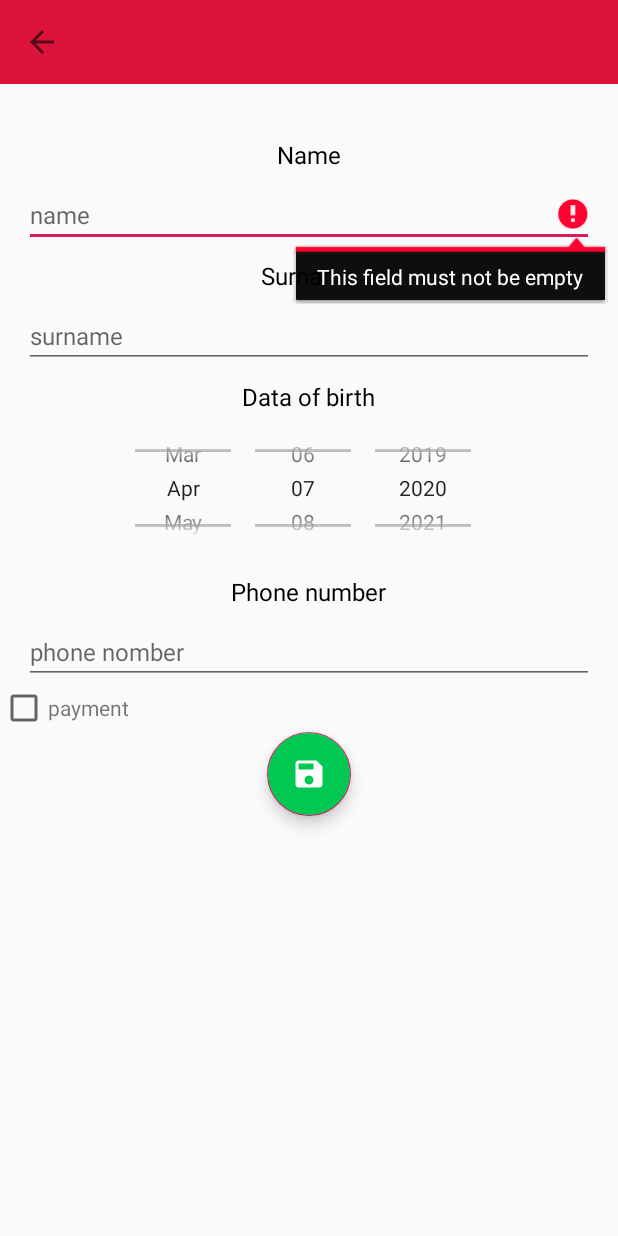
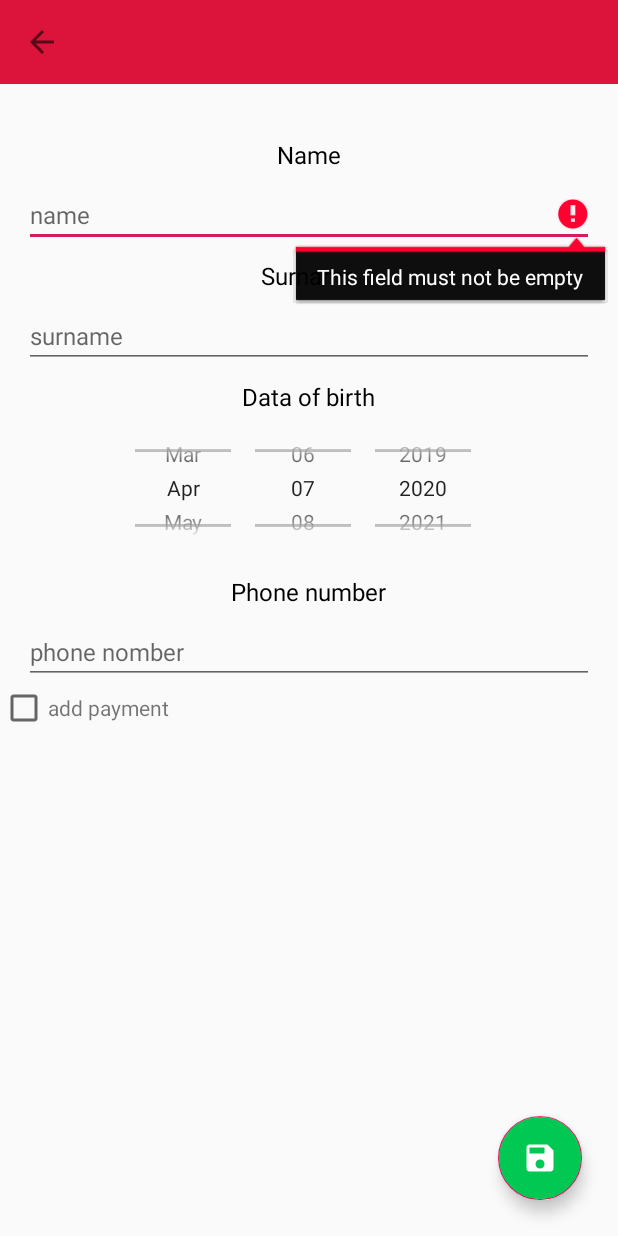
Before and after one commit to semyonmoroshek/SportClubManager, an Android app: the AddMemberActivity screen opened directly, with no data from a screen before it, after a tap on an icon or button, on a phone screen of 412 x 824 dp. Run offline under Robolectric (Android 15) with nearby library versions, the phone set to English and light mode, and no system bars; our stand-ins replace ButterKnife, RxJava.

Commit message:
7- add the checkbox in addMemberActivity to add payment

```diff
--- a/app/src/main/java/com/myprojects/androidlessons/sportclubmanager/activity/AddMemberActivity.java
+++ b/app/src/main/java/com/myprojects/androidlessons/sportclubmanager/activity/AddMemberActivity.java
@@ -8,9 +8,11 @@ import androidx.appcompat.widget.Toolbar;
 import android.content.Intent;
 import android.os.Bundle;
 import android.text.TextUtils;
+import android.util.Log;
 import android.view.MenuItem;
 import android.view.View;
 import android.view.inputmethod.InputMethodManager;
+import android.widget.CheckBox;
 import android.widget.DatePicker;
 import android.widget.EditText;
 import android.widget.Toast;
@@ -19,6 +21,10 @@ import com.google.android.material.floatingactionbutton.FloatingActionButton;
 import com.myprojects.androidlessons.sportclubmanager.R;
 import com.myprojects.androidlessons.sportclubmanager.model.Member;
 import com.myprojects.androidlessons.sportclubmanager.repository.AppDatabase;
+
+import java.text.SimpleDateFormat;
+import java.util.Date;
+import java.util.Locale;
 
 import butterknife.BindView;
 import butterknife.ButterKnife;
@@ -33,6 +39,7 @@ public class AddMemberActivity extends AppCompatActivity {
     @BindView(R.id.picker_add_member_bithday) DatePicker picker;
     @BindView(R.id.fab_save_new_member) FloatingActionButton fabSaveNewMember;
     @BindView(R.id.tb_member_add) Toolbar mToolbar;
+    @BindView(R.id.cb_add_member_payment) CheckBox mCheckBox;
 
     @Override
     protected void onCreate(Bundle savedInstanceState) {
@@ -49,11 +56,18 @@ public class AddMemberActivity extends AppCompatActivity {
         fabSaveNewMember.setOnClickListener(View -> addMember());
     }
 
+
+
     public void addMember() {
+        Date today = new Date();
+        String dateString = new SimpleDateFormat("dd/MM/yyyy").format(today);
+
         final String name = editName.getText().toString().trim();
         final String surname = editSurname.getText().toString().trim();
         final String phoneNumber = editPhoneNumber.getText().toString().trim();
         final String dateOfBirth = picker.getDayOfMonth() + "/" + picker.getMonth() + "/" + picker.getYear();
+        String paymentDate = "";
+
         if (TextUtils.isEmpty(name)) {
             editName.setError("This field must not be empty");
             return;
@@ -66,7 +80,12 @@ public class AddMemberActivity extends AppCompatActivity {
             editPhoneNumber.setError("This field must not be empty");
             return;
         }
-        Member member = new Member(name, surname, phoneNumber, dateOfBirth, "");
+
+        if(mCheckBox.isChecked()){
+            paymentDate = dateString;
+        }
+
+        Member member = new Member(name, surname, phoneNumber, dateOfBirth, paymentDate);
 
         AppDatabase
                 .getInstance(this)
--- a/app/src/main/res/layout/activity_add_member.xml
+++ b/app/src/main/res/layout/activity_add_member.xml
@@ -93,14 +93,21 @@
         <TextView
             android:layout_width="wrap_content"
             android:layout_height="wrap_content"
-            android:text="payment" />
+            android:text="add payment" />
     </LinearLayout>
+
+    <FrameLayout
+        android:layout_width="match_parent"
+        android:layout_height="match_parent">
 
     <com.google.android.material.floatingactionbutton.FloatingActionButton
         android:id="@+id/fab_save_new_member"
         android:layout_width="142dp"
         android:layout_height="wrap_content"
-        android:layout_gravity="center_horizontal"
         android:backgroundTint="#00C853"
+        android:layout_gravity="bottom|end"
+        android:layout_marginEnd="24dp"
+        android:layout_marginBottom="24dp"
         android:src="@drawable/ic_save_24px" />
+    </FrameLayout>
 </LinearLayout>
--- a/app/src/main/res/menu/menu_item.xml
+++ b/app/src/main/res/menu/menu_item.xml
@@ -22,7 +22,7 @@
         android:id="@+id/action_search"
         android:icon="@drawable/ic_search_24px"
         android:title="Search"
-        app:showAsAction="ifRoom|collapseActionView"
+        app:showAsAction="ifRoom"
         app:actionViewClass="android.widget.SearchView"/>
 
 </menu>
```
Also changed, not shown: app/src/main/java/com/myprojects/androidlessons/sportclubmanager/activity/AddPaymentActivity.java (line endings or trailing spaces).
